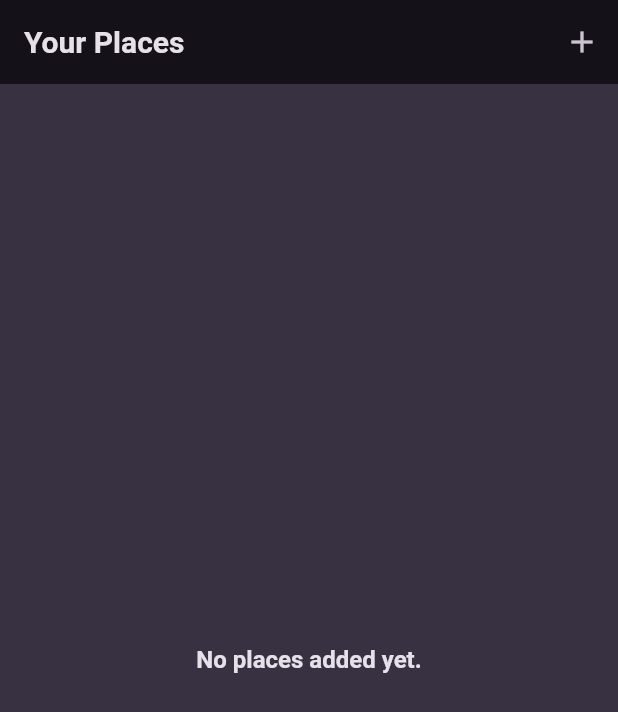
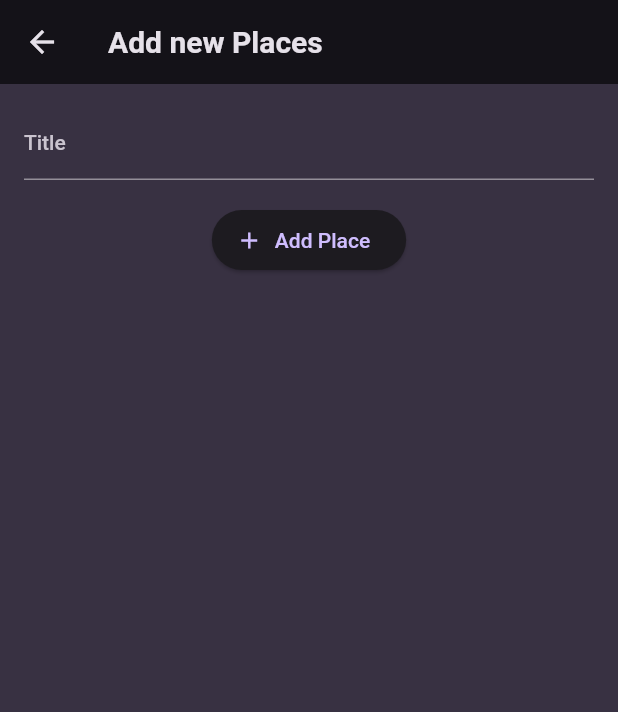
Before and after one commit to thinkofyashh/favorite_places, a Flutter app: the screen it shows after launch, after a tap on the "add" icon, on a phone screen of 412 x 824 dp. Shown: the top 712 px of the screen. Run offline on Flutter 3.47's test engine with Material 2 defaults, Android fonts, the phone set to English and light mode, and no system bars; our stand-ins replace google_fonts.

Commit message:
setting up Navigation logic from places to add places screen.

```diff
--- a/lib/screens/add_places.dart
+++ b/lib/screens/add_places.dart
@@ -0,0 +1,48 @@
+import 'package:flutter/material.dart';
+
+class AddPlaceScreen extends StatefulWidget {
+  const AddPlaceScreen({Key? key}) : super(key: key);
+
+  @override
+  State<AddPlaceScreen> createState() => _AddPlaceScreenState();
+}
+
+class _AddPlaceScreenState extends State<AddPlaceScreen> {
+  final titlecontroller = TextEditingController();
+
+  @override
+  void dispose() {
+    // TODO: implement dispose
+    super.dispose();
+    titlecontroller.dispose();
+  }
+
+  @override
+  Widget build(BuildContext context) {
+    return Scaffold(
+      appBar: AppBar(
+        title: const Text("Add new Places"),
+      ),
+      body: SingleChildScrollView(
+        padding: const EdgeInsets.all(16),
+        child: Column(
+          children: [
+            TextField(
+              decoration: const InputDecoration(labelText: "Title"),
+              controller: titlecontroller,
+              style:
+                  TextStyle(color: Theme.of(context).colorScheme.onBackground),
+            ),
+            const SizedBox(
+              height: 16,
+            ),
+            ElevatedButton.icon(
+                onPressed: () {},
+                icon: const Icon(Icons.add),
+                label: const Text("Add Place"))
+          ],
+        ),
+      ),
+    );
+  }
+}
--- a/lib/screens/places.dart
+++ b/lib/screens/places.dart
@@ -1,19 +1,28 @@
+import 'package:favorite_places/screens/add_places.dart';
 import 'package:favorite_places/widgets/places_list.dart';
 import 'package:flutter/material.dart';
 import 'package:favorite_places/widgets/places_list.dart';
+
 class PlacesScreen extends StatelessWidget {
   const PlacesScreen({Key? key}) : super(key: key);
-
-
 
   @override
   Widget build(BuildContext context) {
     return Scaffold(
-      appBar: AppBar(title: Text("Your Places"),
+      appBar: AppBar(
+        title: Text("Your Places"),
         actions: [
-          IconButton(onPressed:(){}, icon:Icon(Icons.add))
-        ],),
-      body:const PlacesList(places: [],),
+          IconButton(
+              onPressed: () {
+                Navigator.of(context).push(MaterialPageRoute(
+                    builder: (ctx) => const AddPlaceScreen()));
+              },
+              icon: Icon(Icons.add))
+        ],
+      ),
+      body: const PlacesList(
+        places: [],
+      ),
     );
   }
 }
```
